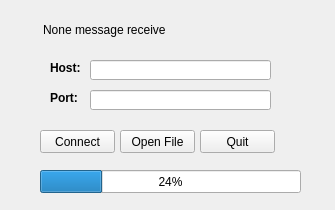
Old version of the form mainwindow.ui in the repository QoolAtGit/FTPClientNoneThread.
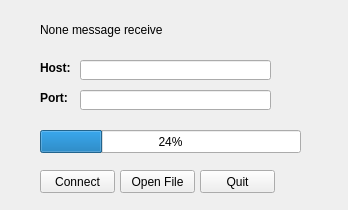
New version of the form.

What changed in the file:
```diff
--- a/mainwindow.ui
+++ b/mainwindow.ui
@@ -6,7 +6,7 @@
    <rect>
     <x>0</x>
     <y>0</y>
-    <width>335</width>
+    <width>348</width>
     <height>210</height>
    </rect>
   </property>
@@ -17,9 +17,9 @@
    <widget class="QLabel" name="label_Message">
     <property name="geometry">
      <rect>
-      <x>43</x>
+      <x>40</x>
       <y>20</y>
-      <width>251</width>
+      <width>281</width>
       <height>20</height>
      </rect>
     </property>
@@ -30,9 +30,9 @@
    <widget class="QLineEdit" name="hostLineEdit">
     <property name="geometry">
      <rect>
-      <x>90</x>
+      <x>80</x>
       <y>60</y>
-      <width>181</width>
+      <width>191</width>
       <height>20</height>
      </rect>
     </property>
@@ -40,9 +40,9 @@
    <widget class="QLineEdit" name="portLineEdit">
     <property name="geometry">
      <rect>
-      <x>90</x>
+      <x>80</x>
       <y>90</y>
-      <width>181</width>
+      <width>191</width>
       <height>20</height>
      </rect>
     </property>
@@ -50,7 +50,7 @@
    <widget class="QLabel" name="label_Host">
     <property name="geometry">
      <rect>
-      <x>50</x>
+      <x>40</x>
       <y>60</y>
       <width>31</width>
       <height>16</height>
@@ -69,7 +69,7 @@
    <widget class="QLabel" name="label_Port">
     <property name="geometry">
      <rect>
-      <x>50</x>
+      <x>40</x>
       <y>90</y>
       <width>31</width>
       <height>16</height>
@@ -89,7 +89,7 @@
     <property name="geometry">
      <rect>
       <x>40</x>
-      <y>130</y>
+      <y>170</y>
       <width>75</width>
       <height>23</height>
      </rect>
@@ -97,12 +97,18 @@
     <property name="text">
      <string>Connect</string>
     </property>
+    <property name="autoDefault">
+     <bool>false</bool>
+    </property>
+    <property name="default">
+     <bool>false</bool>
+    </property>
    </widget>
    <widget class="QPushButton" name="openFileButton">
     <property name="geometry">
      <rect>
       <x>120</x>
-      <y>130</y>
+      <y>170</y>
       <width>75</width>
       <height>23</height>
      </rect>
@@ -115,7 +121,7 @@
     <property name="geometry">
      <rect>
       <x>40</x>
-      <y>170</y>
+      <y>130</y>
       <width>261</width>
       <height>23</height>
      </rect>
@@ -128,7 +134,7 @@
     <property name="geometry">
      <rect>
       <x>200</x>
-      <y>130</y>
+      <y>170</y>
       <width>75</width>
       <height>23</height>
      </rect>
```
Left out of the diff: 4 changed lines with no effect on the pictures.
